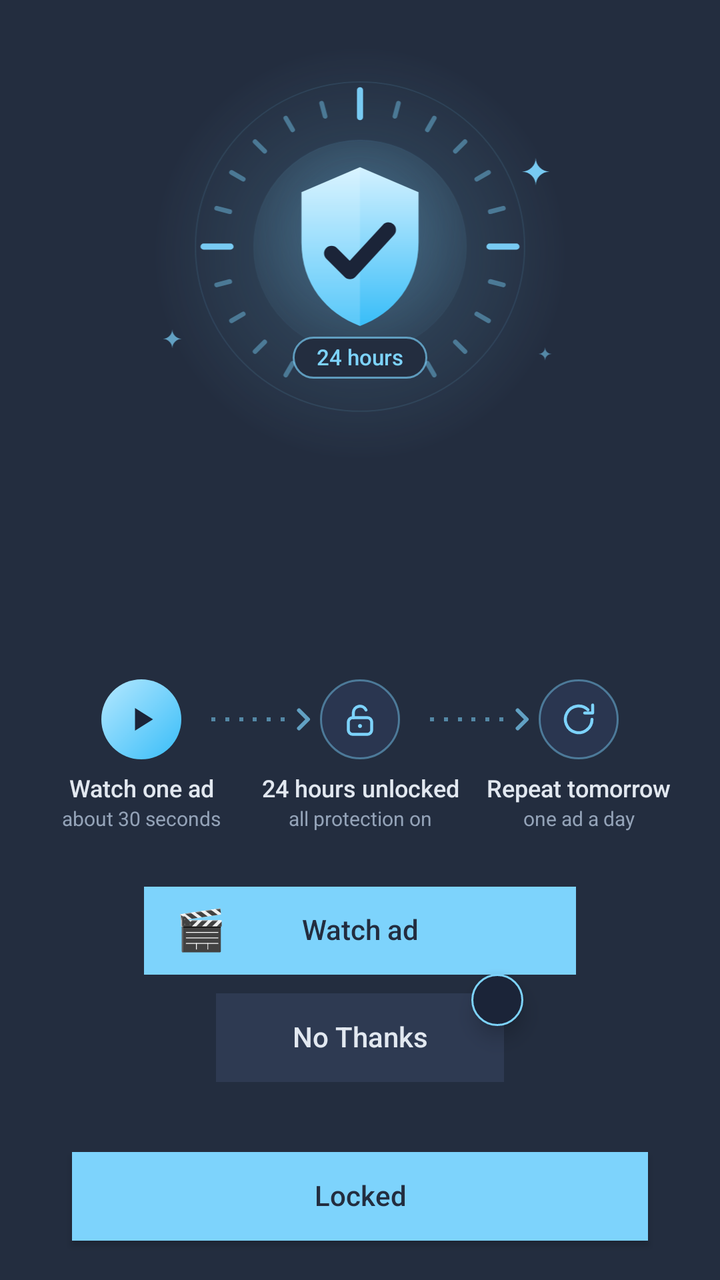
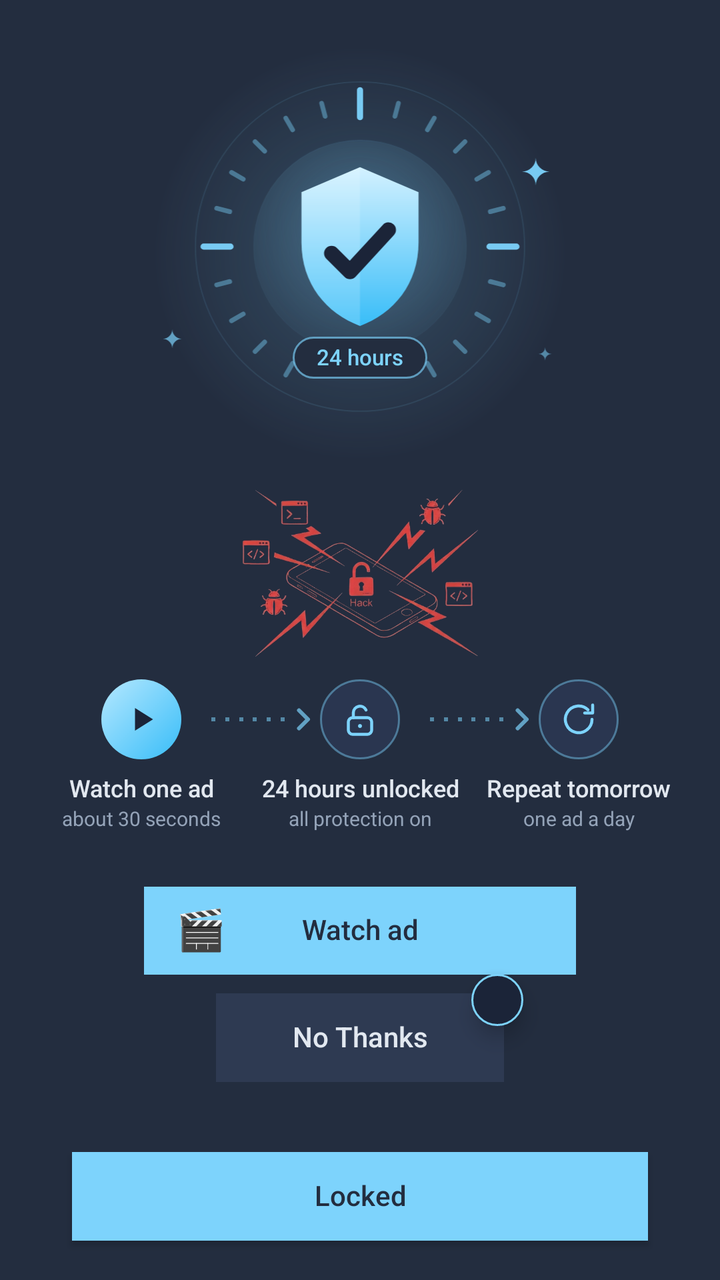

An Android layout rendered at two revisions. The XML below is the earlier revision; the diff shows what the commit changed to produce the second picture.
<!-- AndroidManifest.xml: activity theme Theme.NihalHome -->
<!-- res/layout/activity_premium.xml -->
<?xml version="1.0" encoding="utf-8"?>
<LinearLayout xmlns:android="http://schemas.android.com/apk/res/android"
    android:layout_width="match_parent"
    android:layout_height="match_parent"
    android:orientation="vertical"
    android:weightSum="1000"
    android:background="@color/onboarding_background"
    android:clipChildren="false"
    android:clipToPadding="false">

    <View
        android:layout_width="match_parent"
        android:layout_height="0dp"
        android:layout_weight="30" />

    <FrameLayout
        android:layout_width="match_parent"
        android:layout_height="0dp"
        android:layout_weight="663"
        android:clipChildren="false"
        android:clipToPadding="false">

        <FrameLayout
            android:layout_width="match_parent"
            android:layout_height="wrap_content"
            android:layout_gravity="top"
            android:background="@drawable/bg_premium_hero_glow"
            android:paddingTop="20dp"
            android:paddingBottom="20dp">

            <LinearLayout
                android:layout_width="match_parent"
                android:layout_height="wrap_content"
                android:orientation="horizontal"
                android:weightSum="100">

                <View
                    android:layout_width="0dp"
                    android:layout_height="match_parent"
                    android:layout_weight="20" />

                <ImageView
                    android:id="@+id/imageHero"
                    android:layout_width="0dp"
                    android:layout_height="wrap_content"
                    android:layout_weight="60"
                    android:adjustViewBounds="true"
                    android:scaleType="fitCenter"
                    android:src="@drawable/ic_premium_hero"
                    android:importantForAccessibility="no" />

                <View
                    android:layout_width="0dp"
                    android:layout_height="match_parent"
                    android:layout_weight="20" />

            </LinearLayout>

            <TextView
                android:id="@+id/textHeroChip"
                android:layout_width="wrap_content"
                android:layout_height="wrap_content"
                android:layout_gravity="bottom|center_horizontal"
                android:layout_marginBottom="25dp"
                android:background="@drawable/bg_premium_hero_chip"
                android:fontFamily="sans-serif-medium"
                android:includeFontPadding="false"
                android:paddingStart="12dp"
                android:paddingTop="4dp"
                android:paddingEnd="12dp"
                android:paddingBottom="4dp"
                android:text="@string/premium_hero_chip"
                android:textColor="@color/onboarding_accent"
                android:textSize="11sp" />

        </FrameLayout>

        <LinearLayout
            android:id="@+id/stepsStrip"
            android:layout_width="match_parent"
            android:layout_height="wrap_content"
            android:layout_gravity="bottom"
            android:layout_marginBottom="28dp"
            android:orientation="horizontal"
            android:paddingStart="16dp"
            android:paddingEnd="16dp"
            android:weightSum="3">

            <LinearLayout
                android:layout_width="0dp"
                android:layout_height="wrap_content"
                android:layout_weight="1"
                android:orientation="vertical">

                <LinearLayout
                    android:layout_width="match_parent"
                    android:layout_height="wrap_content"
                    android:gravity="center_vertical"
                    android:orientation="horizontal">

                    <View
                        android:layout_width="0dp"
                        android:layout_height="4dp"
                        android:layout_marginEnd="14dp"
                        android:layout_weight="1" />

                    <FrameLayout
                        android:layout_width="40dp"
                        android:layout_height="40dp"
                        android:background="@drawable/bg_step_active">

                        <ImageView
                            android:layout_width="20dp"
                            android:layout_height="20dp"
                            android:layout_gravity="center"
                            android:src="@drawable/ic_step_play"
                            android:importantForAccessibility="no" />

                    </FrameLayout>

                    <View
                        android:layout_width="0dp"
                        android:layout_height="4dp"
                        android:layout_marginStart="14dp"
                        android:layout_weight="1"
                        android:background="@drawable/bg_step_dots" />

                </LinearLayout>

                <TextView
                    android:id="@+id/textStepWatchTitle"
                    android:layout_width="match_parent"
                    android:layout_height="wrap_content"
                    android:layout_marginTop="8dp"
                    android:fontFamily="sans-serif-medium"
                    android:gravity="center"
                    android:includeFontPadding="false"
                    android:maxLines="2"
                    android:paddingStart="2dp"
                    android:paddingEnd="2dp"
                    android:text="@string/premium_step_watch_title"
                    android:textColor="@color/onboarding_heading"
                    android:textSize="12sp" />

                <TextView
                    android:id="@+id/textStepWatchSub"
                    android:layout_width="match_parent"
                    android:layout_height="wrap_content"
                    android:layout_marginTop="2dp"
                    android:gravity="center"
                    android:includeFontPadding="false"
                    android:maxLines="2"
                    android:paddingStart="2dp"
                    android:paddingEnd="2dp"
                    android:text="@string/premium_step_watch_sub"
                    android:textColor="@color/premium_muted"
                    android:textSize="10sp" />

            </LinearLayout>

            <LinearLayout
                android:layout_width="0dp"
                android:layout_height="wrap_content"
                android:layout_weight="1"
                android:orientation="vertical">

                <LinearLayout
                    android:layout_width="match_parent"
                    android:layout_height="wrap_content"
                    android:gravity="center_vertical"
                    android:orientation="horizontal">

                    <View
                        android:layout_width="0dp"
                        android:layout_height="4dp"
                        android:layout_marginEnd="2dp"
                        android:layout_weight="1"
                        android:background="@drawable/bg_step_dots" />

                    <ImageView
                        android:layout_width="8dp"
                        android:layout_height="12dp"
                        android:layout_marginEnd="4dp"
                        android:src="@drawable/ic_step_chevron"
                        android:importantForAccessibility="no" />

                    <FrameLayout
                        android:layout_width="40dp"
                        android:layout_height="40dp"
                        android:background="@drawable/bg_step_idle">

                        <ImageView
                            android:layout_width="20dp"
                            android:layout_height="20dp"
                            android:layout_gravity="center"
                            android:src="@drawable/ic_step_unlock"
                            android:importantForAccessibility="no" />

                    </FrameLayout>

                    <View
                        android:layout_width="0dp"
                        android:layout_height="4dp"
                        android:layout_marginStart="14dp"
                        android:layout_weight="1"
                        android:background="@drawable/bg_step_dots" />

                </LinearLayout>

                <TextView
                    android:id="@+id/textStepUnlockTitle"
                    android:layout_width="match_parent"
                    android:layout_height="wrap_content"
                    android:layout_marginTop="8dp"
                    android:fontFamily="sans-serif-medium"
                    android:gravity="center"
                    android:includeFontPadding="false"
                    android:maxLines="2"
                    android:paddingStart="2dp"
                    android:paddingEnd="2dp"
                    android:text="@string/premium_step_unlock_title"
                    android:textColor="@color/onboarding_heading"
                    android:textSize="12sp" />

                <TextView
                    android:id="@+id/textStepUnlockSub"
                    android:layout_width="match_parent"
                    android:layout_height="wrap_content"
                    android:layout_marginTop="2dp"
                    android:gravity="center"
                    android:includeFontPadding="false"
                    android:maxLines="2"
                    android:paddingStart="2dp"
                    android:paddingEnd="2dp"
                    android:text="@string/premium_step_unlock_sub"
                    android:textColor="@color/premium_muted"
                    android:textSize="10sp" />

            </LinearLayout>

            <LinearLayout
                android:layout_width="0dp"
                android:layout_height="wrap_content"
                android:layout_weight="1"
                android:orientation="vertical">

                <LinearLayout
                    android:layout_width="match_parent"
                    android:layout_height="wrap_content"
                    android:gravity="center_vertical"
                    android:orientation="horizontal">

                    <View
                        android:layout_width="0dp"
                        android:layout_height="4dp"
                        android:layout_marginEnd="2dp"
                        android:layout_weight="1"
                        android:background="@drawable/bg_step_dots" />

                    <ImageView
                        android:layout_width="8dp"
                        android:layout_height="12dp"
                        android:layout_marginEnd="4dp"
                        android:src="@drawable/ic_step_chevron"
                        android:importantForAccessibility="no" />

                    <FrameLayout
                        android:layout_width="40dp"
                        android:layout_height="40dp"
                        android:background="@drawable/bg_step_idle">

                        <ImageView
                            android:layout_width="20dp"
                            android:layout_height="20dp"
                            android:layout_gravity="center"
                            android:src="@drawable/ic_step_repeat"
                            android:importantForAccessibility="no" />

                    </FrameLayout>

                    <View
                        android:layout_width="0dp"
                        android:layout_height="4dp"
                        android:layout_marginStart="14dp"
                        android:layout_weight="1" />

                </LinearLayout>

                <TextView
                    android:id="@+id/textStepRepeatTitle"
                    android:layout_width="match_parent"
                    android:layout_height="wrap_content"
                    android:layout_marginTop="8dp"
                    android:fontFamily="sans-serif-medium"
                    android:gravity="center"
                    android:includeFontPadding="false"
                    android:maxLines="2"
                    android:paddingStart="2dp"
                    android:paddingEnd="2dp"
                    android:text="@string/premium_step_repeat_title"
                    android:textColor="@color/onboarding_heading"
                    android:textSize="12sp" />

                <TextView
                    android:id="@+id/textStepRepeatSub"
                    android:layout_width="match_parent"
                    android:layout_height="wrap_content"
                    android:layout_marginTop="2dp"
                    android:gravity="center"
                    android:includeFontPadding="false"
                    android:maxLines="2"
                    android:paddingStart="2dp"
                    android:paddingEnd="2dp"
                    android:text="@string/premium_step_repeat_sub"
                    android:textColor="@color/premium_muted"
                    android:textSize="10sp" />

            </LinearLayout>

        </LinearLayout>

    </FrameLayout>

    <LinearLayout
        android:layout_width="match_parent"
        android:layout_height="0dp"
        android:layout_weight="69"
        android:orientation="horizontal"
        android:weightSum="100">

        <View
            android:layout_width="0dp"
            android:layout_height="match_parent"
            android:layout_weight="20" />

        <FrameLayout
            android:id="@+id/watchAdContainer"
            android:layout_width="0dp"
            android:layout_height="match_parent"
            android:layout_weight="60">

            <Button
                android:id="@+id/buttonWatchAd"
                android:layout_width="match_parent"
                android:layout_height="match_parent"
                android:background="@color/onboarding_accent"
                android:text="@string/action_watch_ad"
                android:textColor="@color/onboarding_button_text"
                android:textAllCaps="false"
                android:includeFontPadding="false"
                android:elevation="0dp" />

            <TextView
                android:id="@+id/emojiWatchAd"
                android:layout_width="wrap_content"
                android:layout_height="wrap_content"
                android:layout_gravity="start|center_vertical"
                android:layout_marginStart="16dp"
                android:text="🎬"
                android:textSize="20sp"
                android:textColor="@color/onboarding_button_text"
                android:includeFontPadding="false"
                android:visibility="visible"
                android:clickable="false"
                android:focusable="false"
                android:elevation="4dp"
                android:translationZ="4dp"
                android:importantForAccessibility="no" />

        </FrameLayout>

        <View
            android:layout_width="0dp"
            android:layout_height="match_parent"
            android:layout_weight="20" />

    </LinearLayout>

    <View
        android:layout_width="match_parent"
        android:layout_height="0dp"
        android:layout_weight="15" />

    <LinearLayout
        android:layout_width="match_parent"
        android:layout_height="0dp"
        android:layout_weight="69"
        android:orientation="horizontal"
        android:weightSum="100"
        android:clipChildren="false"
        android:clipToPadding="false">

        <View
            android:layout_width="0dp"
            android:layout_height="match_parent"
            android:layout_weight="30" />

        <FrameLayout
            android:id="@+id/skipButtonContainer"
            android:layout_width="0dp"
            android:layout_height="match_parent"
            android:layout_weight="40"
            android:clipChildren="false"
            android:clipToPadding="false">

            <Button
                android:id="@+id/buttonSkip"
                android:layout_width="match_parent"
                android:layout_height="match_parent"
                android:background="@color/onboarding_button_unselected"
                android:text="@string/action_skip"
                android:textColor="@color/onboarding_heading"
                android:textAllCaps="false"
                android:includeFontPadding="false"
                android:enabled="false"
                android:elevation="0dp" />

            <TextView
                android:id="@+id/skipCountdownBadge"
                android:layout_width="26dp"
                android:layout_height="26dp"
                android:layout_gravity="top|end"
                android:layout_marginTop="-10dp"
                android:layout_marginEnd="-10dp"
                android:background="@drawable/bg_skip_countdown_badge"
                android:gravity="center"
                android:textColor="@color/onboarding_heading"
                android:textSize="12sp"
                android:includeFontPadding="false"
                android:elevation="6dp" />

        </FrameLayout>

        <View
            android:layout_width="0dp"
            android:layout_height="match_parent"
            android:layout_weight="30" />

    </LinearLayout>

    <View
        android:layout_width="match_parent"
        android:layout_height="0dp"
        android:layout_weight="15" />

    <View
        android:layout_width="match_parent"
        android:layout_height="0dp"
        android:layout_weight="40" />

    <LinearLayout
        android:layout_width="match_parent"
        android:layout_height="0dp"
        android:layout_weight="69"
        android:orientation="horizontal"
        android:weightSum="100">

        <View
            android:layout_width="0dp"
            android:layout_height="match_parent"
            android:layout_weight="10" />

        <Button
            android:id="@+id/buttonLocked"
            android:layout_width="0dp"
            android:layout_height="match_parent"
            android:layout_weight="80"
            android:background="@color/onboarding_accent"
            android:text="@string/action_locked"
            android:textColor="@color/onboarding_button_text"
            android:textAllCaps="false"
            android:includeFontPadding="false"
            android:elevation="0dp" />

        <View
            android:layout_width="0dp"
            android:layout_height="match_parent"
            android:layout_weight="10" />

    </LinearLayout>

    <View
        android:layout_width="match_parent"
        android:layout_height="0dp"
        android:layout_weight="30" />

</LinearLayout>
<!-- resources referenced by this layout -->
<resources>
  <color name="onboarding_accent">#7DD3FC</color>
  <color name="onboarding_background">#232D3F</color>
  <color name="onboarding_button_text">#232D3F</color>
  <color name="onboarding_button_unselected">#2E3A52</color>
  <color name="onboarding_heading">#E2E8F0</color>
  <color name="premium_muted">#94A3B8</color>
  <!-- drawable bg_premium_hero_chip (drawable) -->
  <?xml version="1.0" encoding="utf-8"?>
  <shape xmlns:android="http://schemas.android.com/apk/res/android"
      android:shape="rectangle">
      <solid android:color="@color/onboarding_background" />
      <stroke
          android:width="1dp"
          android:color="@color/premium_chip_border" />
      <corners android:radius="12dp" />
  </shape>
  <!-- drawable bg_skip_countdown_badge (drawable) -->
  <?xml version="1.0" encoding="utf-8"?>
  <shape xmlns:android="http://schemas.android.com/apk/res/android"
      android:shape="oval">
      <solid android:color="@color/onboarding_button_locked" />
      <stroke
          android:width="1dp"
          android:color="@color/onboarding_accent" />
  </shape>
  <!-- drawable bg_step_active (drawable) -->
  <?xml version="1.0" encoding="utf-8"?>
  <shape xmlns:android="http://schemas.android.com/apk/res/android"
      android:shape="oval">
      <gradient
          android:type="linear"
          android:angle="315"
          android:startColor="@color/premium_step_active_start"
          android:endColor="@color/premium_step_active_end" />
  </shape>
  <!-- drawable bg_step_dots (drawable) -->
  <?xml version="1.0" encoding="utf-8"?>
  <shape xmlns:android="http://schemas.android.com/apk/res/android"
      android:shape="line">
      <stroke
          android:width="2dp"
          android:color="@color/premium_dots"
          android:dashWidth="2dp"
          android:dashGap="5dp" />
  </shape>
  <!-- drawable bg_step_idle (drawable) -->
  <?xml version="1.0" encoding="utf-8"?>
  <shape xmlns:android="http://schemas.android.com/apk/res/android"
      android:shape="oval">
      <solid android:color="@color/premium_step_idle_background" />
      <stroke
          android:width="1dp"
          android:color="@color/premium_step_idle_border" />
  </shape>
  <string name="action_locked">Locked</string>
  <string name="action_skip">No Thanks</string>
  <string name="action_watch_ad">Watch ad</string>
  <string name="premium_hero_chip">24 hours</string>
  <string name="premium_step_repeat_sub">one ad a day</string>
  <string name="premium_step_repeat_title">Repeat tomorrow</string>
  <string name="premium_step_unlock_sub">all protection on</string>
  <string name="premium_step_unlock_title">24 hours unlocked</string>
  <string name="premium_step_watch_sub">about 30 seconds</string>
  <string name="premium_step_watch_title">Watch one ad</string>
  <style name="Theme.NihalHome" parent="android:Theme.Material.Light.NoActionBar">
          <item name="android:windowBackground">@android:color/white</item>
          <item name="android:statusBarColor">@android:color/white</item>
          <item name="android:navigationBarColor">@android:color/white</item>
          <item name="android:windowLightStatusBar">true</item>
      </style>
  <color name="premium_chip_border">#A67DD3FC</color>
  <color name="premium_glow_center">#337DD3FC</color>
  <color name="premium_glow_edge">#007DD3FC</color>
  <color name="onboarding_button_locked">#1B2438</color>
  <color name="premium_step_active_start">#B5E8FF</color>
  <color name="premium_step_active_end">#38BDF8</color>
  <color name="premium_dots">#8C7DD3FC</color>
  <color name="premium_step_idle_background">#2A3650</color>
  <color name="premium_step_idle_border">#737DD3FC</color>
  <color name="premium_chevron">#B37DD3FC</color>
  <!-- unchanged entries left out for length: 6 -->
</resources>

<!-- the commit's change to res/layout/activity_premium.xml (unified diff, before → after) -->
@@ -13,17 +13,17 @@
         android:layout_height="0dp"
         android:layout_weight="30" />
 
-    <FrameLayout
+    <LinearLayout
         android:layout_width="match_parent"
         android:layout_height="0dp"
         android:layout_weight="663"
+        android:orientation="vertical"
         android:clipChildren="false"
         android:clipToPadding="false">
 
         <FrameLayout
             android:layout_width="match_parent"
             android:layout_height="wrap_content"
-            android:layout_gravity="top"
             android:background="@drawable/bg_premium_hero_glow"
             android:paddingTop="20dp"
             android:paddingBottom="20dp">
@@ -75,11 +75,24 @@
 
         </FrameLayout>
 
+        <ImageView
+            android:id="@+id/imageGapFill"
+            android:layout_width="match_parent"
+            android:layout_height="0dp"
+            android:layout_weight="1"
+            android:layout_marginStart="16dp"
+            android:layout_marginTop="8dp"
+            android:layout_marginEnd="16dp"
+            android:layout_marginBottom="8dp"
+            android:adjustViewBounds="true"
+            android:scaleType="fitCenter"
+            android:src="@drawable/premium_gap_image"
+            android:importantForAccessibility="no" />
+
         <LinearLayout
             android:id="@+id/stepsStrip"
             android:layout_width="match_parent"
             android:layout_height="wrap_content"
-            android:layout_gravity="bottom"
             android:layout_marginBottom="28dp"
             android:orientation="horizontal"
             android:paddingStart="16dp"
@@ -319,7 +332,7 @@
 
         </LinearLayout>
 
-    </FrameLayout>
+    </LinearLayout>
 
     <LinearLayout
         android:layout_width="match_parent"
<!-- resource entries referenced after the edit -->
@@ -54,6 +54,7 @@
           android:width="1dp"
           android:color="@color/premium_step_idle_border" />
   </shape>
+  <!-- drawable premium_gap_image: png bitmap (drawable-nodpi, 150030 bytes) -->
   <string name="action_locked">Locked</string>
   <string name="action_skip">No Thanks</string>
   <string name="action_watch_ad">Watch ad</string>
